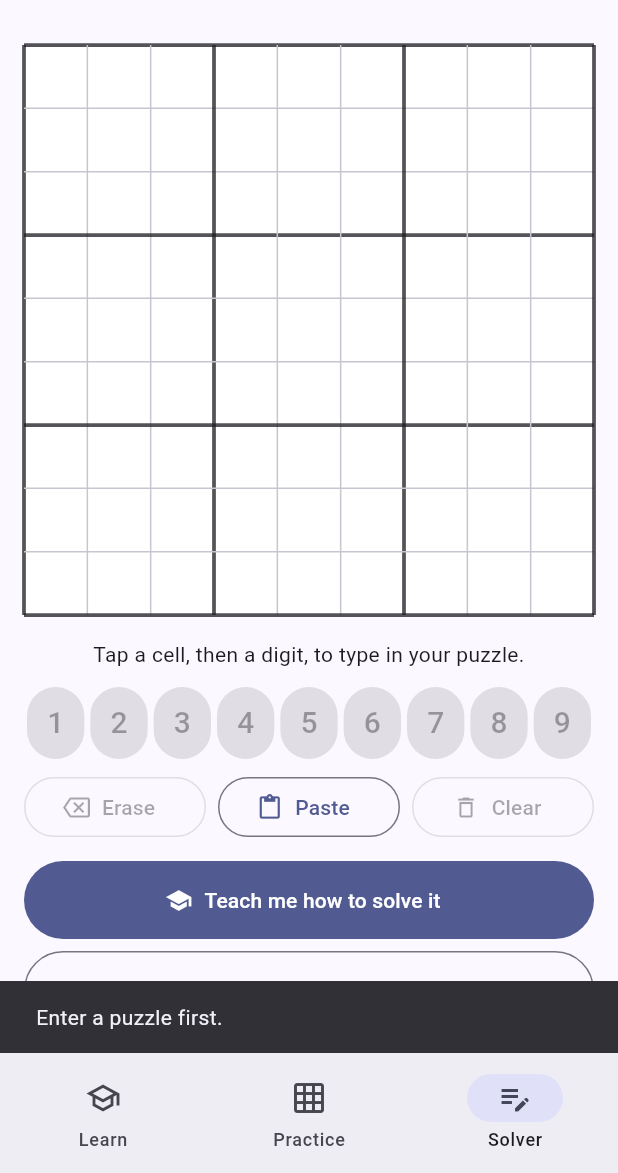
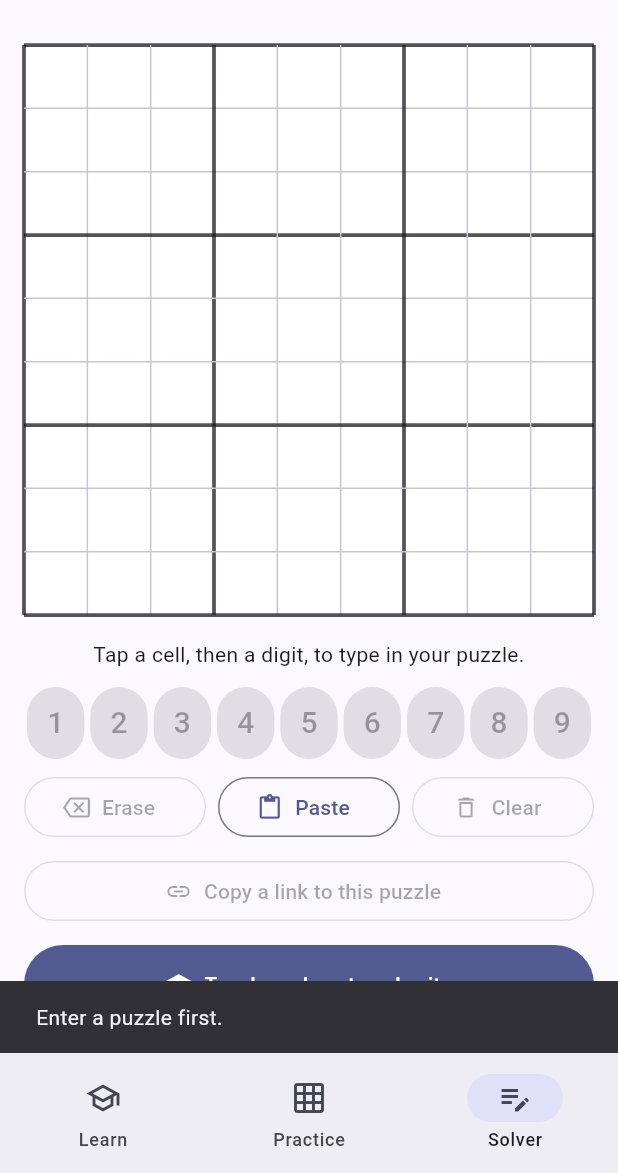
Before and after one commit to johnkg/sudoku-solver, a Flutter app: the screen it shows after launch, item 3 of the bottom bar chosen, after a tap on "Teach me how to solve it", on a phone screen of 412 x 824 dp, the part 63-1236 px from its top. Run offline on Flutter 3.47's test engine with Material 3 defaults, Android fonts, the phone set to English and light mode, and no system bars; our stand-ins replace shared_preferences; missing offline and left inert: dart:js_interop.

Commit message:
Share a puzzle with a link and open links on the Solver tab
Co-Authored-By: Claude Sonnet 5.5 <noreply@anthropic.com>
Claude-Session: https://claude.ai/code/session_01A5ARPcVpSTN9vK4K7NbA95

```diff
--- a/lib/main.dart
+++ b/lib/main.dart
@@ -2,9 +2,10 @@ import 'package:flutter/material.dart';
 
 import 'progress/progress_store.dart';
 import 'ui/app.dart';
+import 'ui/puzzle_link.dart';
 
 Future<void> main() async {
   WidgetsFlutterBinding.ensureInitialized();
   final store = await ProgressStore.load();
-  runApp(SudokuApp(store: store));
+  runApp(SudokuApp(store: store, initialPuzzle: puzzleFromUri(Uri.base)));
 }
--- a/lib/ui/app.dart
+++ b/lib/ui/app.dart
@@ -8,9 +8,12 @@ import 'solver_tab.dart';
 import 'stats_screen.dart';
 
 class SudokuApp extends StatelessWidget {
-  const SudokuApp({super.key, required this.store});
+  const SudokuApp({super.key, required this.store, this.initialPuzzle});
 
   final ProgressStore store;
+
+  /// A puzzle from a shared link. The app opens on the Solver tab with it.
+  final List<int>? initialPuzzle;
 
   @override
   Widget build(BuildContext context) {
@@ -37,7 +40,7 @@ class SudokuApp extends StatelessWidget {
         debugShowCheckedModeBanner: false,
         theme: theme(Brightness.light),
         darkTheme: theme(Brightness.dark),
-        home: const AppShell(),
+        home: AppShell(initialPuzzle: initialPuzzle),
       ),
     );
   }
@@ -47,14 +50,16 @@ enum _MenuAction { stats, unlockAll, reset }
 
 /// Two tabs: lessons to learn from, puzzles to practise on.
 class AppShell extends StatefulWidget {
-  const AppShell({super.key});
+  const AppShell({super.key, this.initialPuzzle});
+
+  final List<int>? initialPuzzle;
 
   @override
   State<AppShell> createState() => _AppShellState();
 }
 
 class _AppShellState extends State<AppShell> {
-  int index = 0;
+  late int index = widget.initialPuzzle == null ? 0 : 2;
 
   Future<void> _onMenu(_MenuAction action) async {
     final store = ProgressScope.read(context);
@@ -120,7 +125,11 @@ class _AppShellState extends State<AppShell> {
       ),
       body: IndexedStack(
         index: index,
-        children: const [LearnTab(), PracticeTab(), SolverTab()],
+        children: [
+          const LearnTab(),
+          const PracticeTab(),
+          SolverTab(initialCells: widget.initialPuzzle),
+        ],
       ),
       bottomNavigationBar: NavigationBar(
         selectedIndex: index,
--- /dev/null
+++ b/lib/ui/puzzle_link.dart
@@ -0,0 +1,18 @@
+import 'solver_tab.dart' show parsePuzzleText;
+
+/// A link to [base]'s page that opens with [cells] already entered on the
+/// Solver tab. Blanks are written as dots, so the link reads like the
+/// 81-character form puzzle sites use.
+Uri puzzleLink(Uri base, List<int> cells) => base.removeFragment().replace(
+  queryParameters: {
+    ...base.queryParameters,
+    'puzzle': cells.map((v) => v == 0 ? '.' : '$v').join(),
+  },
+);
+
+/// The puzzle in [uri]'s `puzzle` parameter, or null if there is none or it
+/// is not a valid puzzle.
+List<int>? puzzleFromUri(Uri uri) {
+  final text = uri.queryParameters['puzzle'];
+  return text == null ? null : parsePuzzleText(text);
+}
--- a/lib/ui/solver_tab.dart
+++ b/lib/ui/solver_tab.dart
@@ -4,6 +4,7 @@ import 'package:flutter/services.dart';
 import '../engine/engine.dart';
 import '../scan/photo_scan.dart';
 import '../scan/scan_result.dart';
+import 'puzzle_link.dart';
 import 'board_view.dart';
 import 'puzzle_library.dart';
 import 'solve_screen.dart';
@@ -22,7 +23,14 @@ List<int>? parsePuzzleText(String text) {
 /// A blank grid to type any puzzle into, then a button to be taught how to
 /// solve it.
 class SolverTab extends StatefulWidget {
-  const SolverTab({super.key, this.scanner});
+  const SolverTab({super.key, this.scanner, this.initialCells, this.baseUri});
+
+  /// Digits to start with, such as from a shared link.
+  final List<int>? initialCells;
+
+  /// The page's address, which share links are built from. Defaults to the
+  /// browser's current address.
+  final Uri? baseUri;
 
   /// Reads a puzzle from a photo. Defaults to the browser's reader where one
   /// exists; tests pass their own.
@@ -39,7 +47,17 @@ class _SolverTabState extends State<SolverTab> {
 
   /// Cells read from a photo that the reader was unsure about.
   Set<int> doubtful = {};
-  String? scanNote;
+  String? note;
+
+  @override
+  void initState() {
+    super.initState();
+    final initial = widget.initialCells;
+    if (initial != null) {
+      cells.setAll(0, initial);
+      note = 'Loaded the puzzle from the link.';
+    }
+  }
 
   @override
   void dispose() {
@@ -61,7 +79,7 @@ class _SolverTabState extends State<SolverTab> {
     setState(() {
       cells[cell] = digit;
       doubtful.remove(cell);
-      scanNote = null;
+      note = null;
     });
   }
 
@@ -122,7 +140,7 @@ class _SolverTabState extends State<SolverTab> {
       cells.fillRange(0, 81, 0);
       selected = null;
       doubtful = {};
-      scanNote = null;
+      note = null;
     });
   }
 
@@ -137,7 +155,7 @@ class _SolverTabState extends State<SolverTab> {
       cells.setAll(0, parsed);
       selected = null;
       doubtful = {};
-      scanNote = null;
+      note = null;
     });
   }
 
@@ -185,7 +203,7 @@ class _SolverTabState extends State<SolverTab> {
       cells.setAll(0, parsed);
       selected = null;
       doubtful = {...result!.uncertain};
-      scanNote = doubtful.isEmpty
+      note = doubtful.isEmpty
           ? 'Read $found digits. Check each one against your photo.'
           : 'Read $found digits. The tinted cells are ones I was unsure '
                 'about. Check every digit against your photo.';
@@ -234,6 +252,12 @@ class _SolverTabState extends State<SolverTab> {
     await Navigator.of(context).push(
       MaterialPageRoute<void>(builder: (_) => WalkthroughScreen(start: board)),
     );
+  }
+
+  Future<void> _copyLink() async {
+    final link = puzzleLink(widget.baseUri ?? Uri.base, cells);
+    await Clipboard.setData(ClipboardData(text: link.toString()));
+    if (mounted) _say('Link copied. Anyone who opens it gets this puzzle.');
   }
 
   /// Opens the entered puzzle in the normal solve screen, with notes, hints
@@ -295,7 +319,7 @@ class _SolverTabState extends State<SolverTab> {
     final status = bad.isNotEmpty
         ? 'Red digits break a rule: the same digit twice in a row, column or '
               'box.'
-        : scanNote ??
+        : note ??
               (filled == 0
                   ? 'Tap a cell, then a digit, to type in your puzzle.'
                   : '$filled digit${filled == 1 ? '' : 's'} entered.');
@@ -370,6 +394,13 @@ class _SolverTabState extends State<SolverTab> {
             label: const Text('Scan from a photo'),
           ),
         ],
+        const SizedBox(height: 8),
+        OutlinedButton.icon(
+          key: const Key('copy-link'),
+          onPressed: filled == 0 || bad.isNotEmpty ? null : _copyLink,
+          icon: const Icon(Icons.link),
+          label: const Text('Copy a link to this puzzle'),
+        ),
         const SizedBox(height: 12),
         FilledButton.icon(
           key: const Key('teach-me'),
```
Also changed, not shown: 1 other file.
